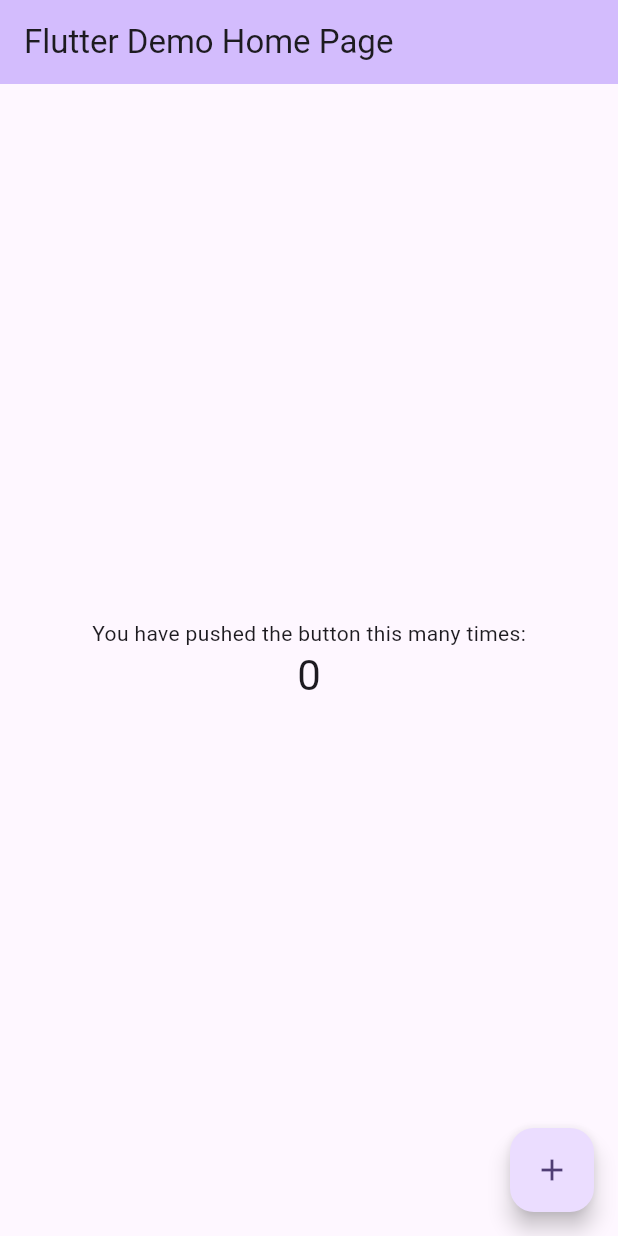
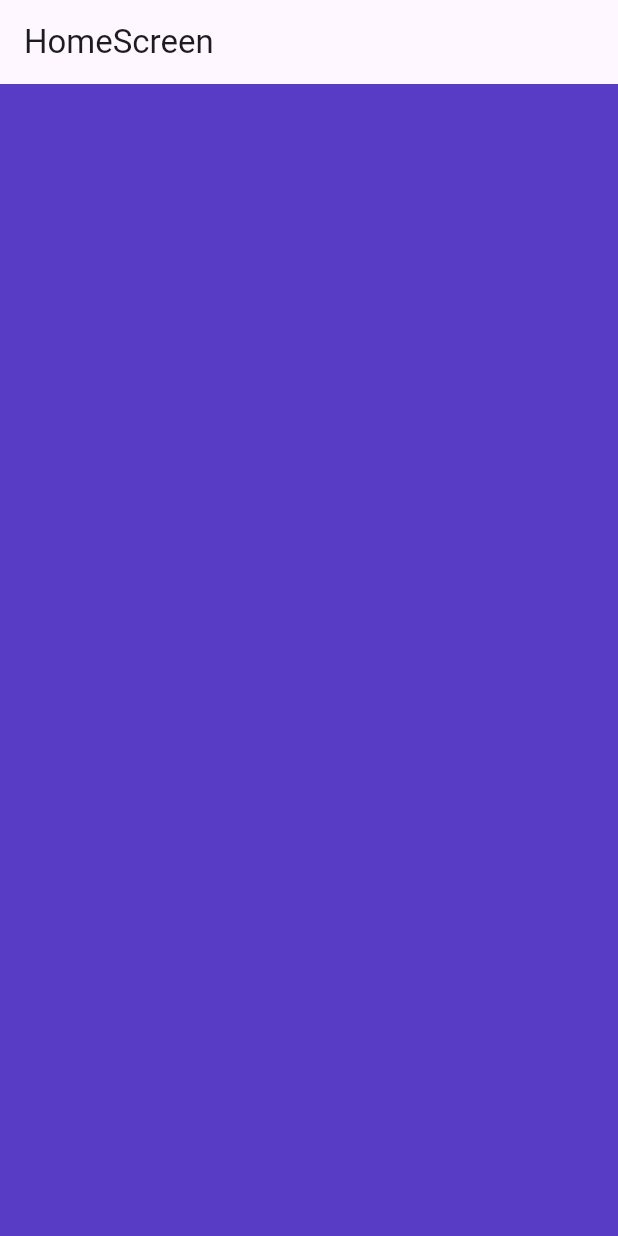
Before and after one commit to dhirajchaurasiya10/coincap, a Flutter app: the screen it shows after launch, on a phone screen of 412 x 824 dp. Run offline on Flutter 3.47's test engine with Material 2 defaults, Android fonts, the phone set to English and light mode, and no system bars.

Commit message:
adding screens

```diff
--- a/lib/main.dart
+++ b/lib/main.dart
@@ -1,3 +1,4 @@
+import 'package:coincap/pages/home_screen.dart';
 import 'package:flutter/material.dart';
 
 void main() {
@@ -11,115 +12,13 @@
   @override
   Widget build(BuildContext context) {
     return MaterialApp(
-      title: 'Flutter Demo',
+      title: 'CoinCap',
       theme: ThemeData(
-        // This is the theme of your application.
-        //
-        // TRY THIS: Try running your application with "flutter run". You'll see
-        // the application has a blue toolbar. Then, without quitting the app,
-        // try changing the seedColor in the colorScheme below to Colors.green
-        // and then invoke "hot reload" (save your changes or press the "hot
-        // reload" button in a Flutter-supported IDE, or press "r" if you used
-        // the command line to start the app).
-        //
-        // Notice that the counter didn't reset back to zero; the application
-        // state is not lost during the reload. To reset the state, use hot
-        // restart instead.
-        //
-        // This works for code too, not just values: Most code changes can be
-        // tested with just a hot reload.
-        colorScheme: ColorScheme.fromSeed(seedColor: Colors.deepPurple),
+        primarySwatch: Colors.cyan,
         useMaterial3: true,
+        scaffoldBackgroundColor: const Color.fromRGBO(88, 60, 197, 1.0),
       ),
-      home: const MyHomePage(title: 'Flutter Demo Home Page'),
+      home: const HomePage(),
     );
   }
 }
-
-class MyHomePage extends StatefulWidget {
-  const MyHomePage({super.key, required this.title});
-
-  // This widget is the home page of your application. It is stateful, meaning
-  // that it has a State object (defined below) that contains fields that affect
-  // how it looks.
-
-  // This class is the configuration for the state. It holds the values (in this
-  // case the title) provided by the parent (in this case the App widget) and
-  // used by the build method of the State. Fields in a Widget subclass are
-  // always marked "final".
-
-  final String title;
-
-  @override
-  State<MyHomePage> createState() => _MyHomePageState();
-}
-
-class _MyHomePageState extends State<MyHomePage> {
-  int _counter = 0;
-
-  void _incrementCounter() {
-    setState(() {
-      // This call to setState tells the Flutter framework that something has
-      // changed in this State, which causes it to rerun the build method below
-      // so that the display can reflect the updated values. If we changed
-      // _counter without calling setState(), then the build method would not be
-      // called again, and so nothing would appear to happen.
-      _counter++;
-    });
-  }
-
-  @override
-  Widget build(BuildContext context) {
-    // This method is rerun every time setState is called, for instance as done
-    // by the _incrementCounter method above.
-    //
-    // The Flutter framework has been optimized to make rerunning build methods
-    // fast, so that you can just rebuild anything that needs updating rather
-    // than having to individually change instances of widgets.
-    return Scaffold(
-      appBar: AppBar(
-        // TRY THIS: Try changing the color here to a specific color (to
-        // Colors.amber, perhaps?) and trigger a hot reload to see the AppBar
-        // change color while the other colors stay the same.
-        backgroundColor: Theme.of(context).colorScheme.inversePrimary,
-        // Here we take the value from the MyHomePage object that was created by
-        // the App.build method, and use it to set our appbar title.
-        title: Text(widget.title),
-      ),
-      body: Center(
-        // Center is a layout widget. It takes a single child and positions it
-        // in the middle of the parent.
-        child: Column(
-          // Column is also a layout widget. It takes a list of children and
-          // arranges them vertically. By default, it sizes itself to fit its
-          // children horizontally, and tries to be as tall as its parent.
-          //
-          // Column has various properties to control how it sizes itself and
-          // how it positions its children. Here we use mainAxisAlignment to
-          // center the children vertically; the main axis here is the vertical
-          // axis because Columns are vertical (the cross axis would be
-          // horizontal).
-          //
-          // TRY THIS: Invoke "debug painting" (choose the "Toggle Debug Paint"
-          // action in the IDE, or press "p" in the console), to see the
-          // wireframe for each widget.
-          mainAxisAlignment: MainAxisAlignment.center,
-          children: <Widget>[
-            const Text(
-              'You have pushed the button this many times:',
-            ),
-            Text(
-              '$_counter',
-              style: Theme.of(context).textTheme.headlineMedium,
-            ),
-          ],
-        ),
-      ),
-      floatingActionButton: FloatingActionButton(
-        onPressed: _incrementCounter,
-        tooltip: 'Increment',
-        child: const Icon(Icons.add),
-      ), // This trailing comma makes auto-formatting nicer for build methods.
-    );
-  }
-}
--- /dev/null
+++ b/lib/pages/home_screen.dart
@@ -0,0 +1,19 @@
+import 'package:flutter/material.dart';
+
+class HomePage extends StatefulWidget {
+  const HomePage({super.key});
+
+  @override
+  State<HomePage> createState() => _HomePageState();
+}
+
+class _HomePageState extends State<HomePage> {
+  @override
+  Widget build(BuildContext context) {
+    return Scaffold(
+      appBar: AppBar(
+        title: Text("HomeScreen"),
+      ),
+    );
+  }
+}
```
